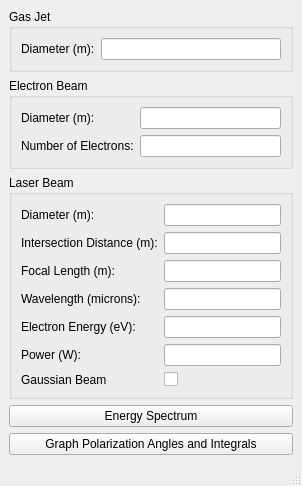
Qt form UI/main_window.ui (alanrussian/Monte-Carlo-Simulations-of-Electron-Scattering-Experiments) before a commit.
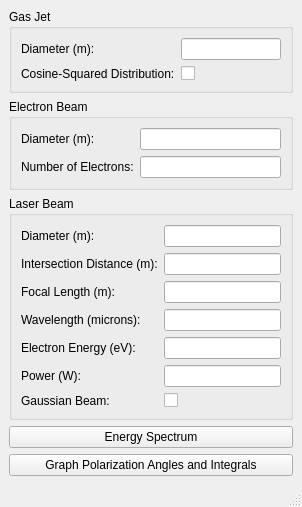
The same form after that commit.

Commit message: Added Cosine-Squared gas jet option to UI.

Diff of the .ui file:
```diff
--- a/UI/main_window.ui
+++ b/UI/main_window.ui
@@ -7,7 +7,7 @@
     <x>0</x>
     <y>0</y>
     <width>302</width>
-    <height>468</height>
+    <height>485</height>
    </rect>
   </property>
   <property name="windowTitle">
@@ -21,9 +21,9 @@
        <string>Gas Jet</string>
       </property>
       <layout class="QFormLayout" name="formLayout_4">
-       <item row="0" column="1">
-        <widget class="QLineEdit" name="gasJetDiameter"/>
-       </item>
+       <property name="fieldGrowthPolicy">
+        <enum>QFormLayout::AllNonFixedFieldsGrow</enum>
+       </property>
        <item row="0" column="0">
         <widget class="QLabel" name="label_3">
          <property name="text">
@@ -31,6 +31,23 @@
          </property>
         </widget>
        </item>
+       <item row="0" column="1">
+        <widget class="QLineEdit" name="gasJetDiameter"/>
+       </item>
+       <item row="1" column="0">
+        <widget class="QLabel" name="label_11">
+         <property name="text">
+          <string>Cosine-Squared Distribution:</string>
+         </property>
+        </widget>
+       </item>
+       <item row="1" column="1">
+        <widget class="QCheckBox" name="gasJetCosineSquaredDistribution">
+         <property name="text">
+          <string/>
+         </property>
+        </widget>
+       </item>
       </layout>
       <zorder>label_3</zorder>
       <zorder>gasJetDiameter</zorder>
@@ -140,7 +157,7 @@
        <item row="7" column="0">
         <widget class="QLabel" name="label_10">
          <property name="text">
-          <string>Gaussian Beam</string>
+          <string>Gaussian Beam:</string>
          </property>
         </widget>
        </item>
```
Left out of the diff: 4 changed lines with no effect on the pictures. The commit also changes 3 other files.
